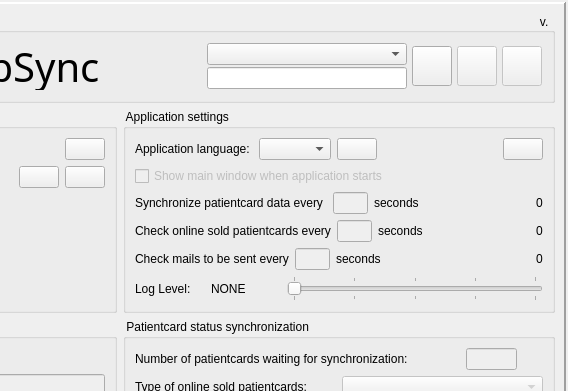
tbikfalvi/Belenus, file websync/dlgmain.ui: the form before one commit; both pictures show x 329 to 897 and y 0 to 391 of the 897 by 723 pixel window.
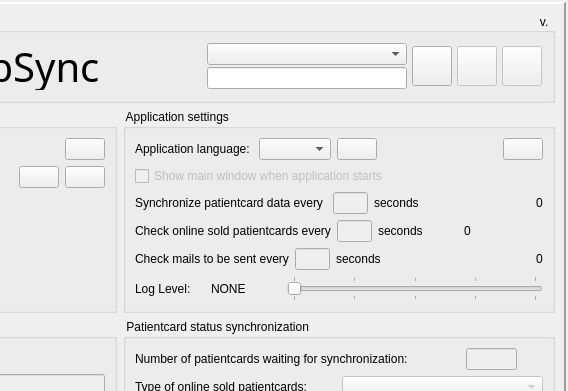
The form after the commit. Icons and pictures are not drawn.

```diff
--- a/websync/dlgmain.ui
+++ b/websync/dlgmain.ui
@@ -670,19 +670,6 @@
                </property>
               </widget>
              </item>
-             <item>
-              <spacer name="horizontalSpacer_9">
-               <property name="orientation">
-                <enum>Qt::Horizontal</enum>
-               </property>
-               <property name="sizeHint" stdset="0">
-                <size>
-                 <width>40</width>
-                 <height>20</height>
-                </size>
-               </property>
-              </spacer>
-             </item>
              <item>
               <widget class="QLabel" name="lblIndexPCOnline">
                <property name="text">
```
